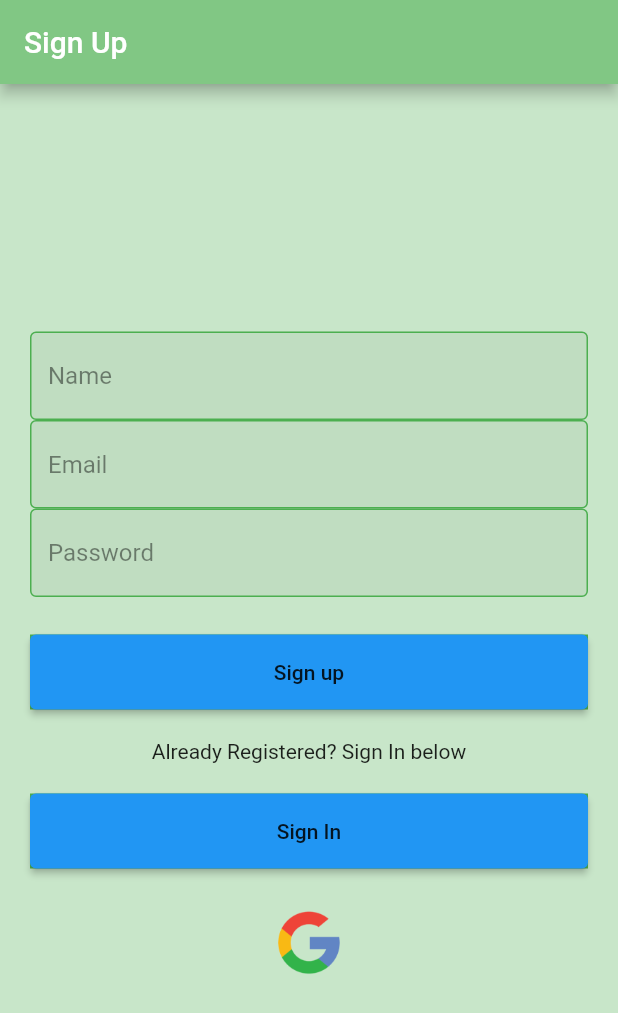
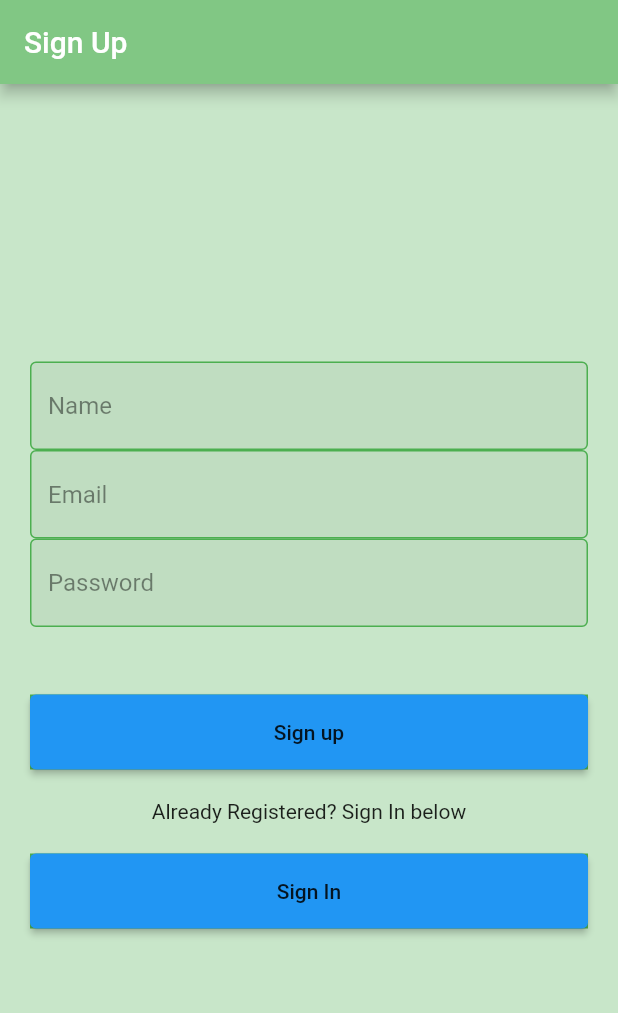
Before and after one commit to Rahul2570089/ChatApp, a Flutter app: the screen it shows after launch, after a tap on "Sign in", after a tap on "Sign up", on a phone screen of 412 x 824 dp. Shown: the top 1013 px of the screen. Run offline on Flutter 3.47's test engine with Material 2 defaults, Android fonts, the phone set to English and light mode, and no system bars; our stand-ins replace cloud_firestore, firebase_auth, firebase_core, fluttertoast, google_sign_in, shared_preferences; accounts and stored records are empty.

Commit message:
Files edited

```diff
--- a/lib/Home/conversation_screen.dart
+++ b/lib/Home/conversation_screen.dart
@@ -102,7 +102,6 @@ class _ConversationScreenState extends State<ConversationScreen> {
                           sendMessages();
                         },
                         backgroundColor: Colors.greenAccent,
-                        elevation: 0.0,
                       ),
                     ),
                   ],
--- a/lib/Home/mainscreen.dart
+++ b/lib/Home/mainscreen.dart
@@ -75,6 +75,7 @@ class _HomeScreenState extends State<HomeScreen> {
                 ),
               onTap: () {
                 authMethod.signout();
+                helpermethod.saveuserloggedinsharedpreference(false);
                 Navigator.pushReplacement(context, MaterialPageRoute(builder: (context) =>const Authenticate()));
               }
               )
--- a/lib/Home/signin.dart
+++ b/lib/Home/signin.dart
@@ -2,6 +2,7 @@
 
 import 'package:cloud_firestore/cloud_firestore.dart';
 import 'package:flutter/material.dart';
+import 'package:fluttertoast/fluttertoast.dart';
 import 'package:mychatapp/helper/helper.dart';
 import 'package:mychatapp/services/auth.dart';
 import 'package:mychatapp/services/database.dart';
@@ -25,6 +26,7 @@ class _SignInState extends State<SignIn> {
   TextEditingController passwordEditer = TextEditingController();
   final AuthMethod authmethod = AuthMethod();
   QuerySnapshot? snapshot;
+
 
   InputDecoration textdecoration(String hint) {
     return InputDecoration(
@@ -72,6 +74,21 @@ class _SignInState extends State<SignIn> {
                       decoration: textdecoration("Password"),
                     ),
                     const SizedBox(height: 18,),
+                    GestureDetector(
+                    onTap: () {
+                      if(emailTextEditer.text.isNotEmpty) {
+                        AuthMethod().resetpassword(emailTextEditer.text);
+                        Fluttertoast.showToast(msg: "Email sent");
+                      }
+                      else {
+                        Fluttertoast.showToast(msg: "PLease enter email");
+                      }
+                    },
+                    child: const Text("Forgot Password?",
+                    style: TextStyle(
+                      decoration: TextDecoration.underline
+                    ),)
+                  ),
                     const SizedBox(height: 25,),
                     Container(
                       color: Colors.green,
@@ -123,14 +140,14 @@ class _SignInState extends State<SignIn> {
                         ),
                     ),
                     const SizedBox(height: 20,),
-                    GestureDetector(
-                      onTap: null,
-                      child: SizedBox(
-                        height: 60,
-                        width: 70,
-                        child: Image.asset("assets/gicon.png")
-                      ),
-                    ),
+                    // GestureDetector(
+                    //   onTap: null,
+                    //   child: SizedBox(
+                    //     height: 60,
+                    //     width: 70,
+                    //     child: Image.asset("assets/gicon.png")
+                    //   ),
+                    // ),
                   ],
                 ),
                 )
--- a/lib/Home/signup.dart
+++ b/lib/Home/signup.dart
@@ -22,7 +22,6 @@ class _SignUpState extends State<SignUp> {
   bool loading = false;
   final AuthMethod authmethod = AuthMethod();
   DataBaseMethods dataBaseMethods = DataBaseMethods();
-
 
   InputDecoration textdecoration(String hint) {
     return InputDecoration(
@@ -72,6 +71,7 @@ class _SignUpState extends State<SignUp> {
                     obscureText: true,
                     decoration: textdecoration("Password"),
                   ),
+                  const SizedBox(height: 20,),
                   const SizedBox(height: 25,),
                   Container(
                     color: Colors.green,
@@ -79,7 +79,6 @@ class _SignUpState extends State<SignUp> {
                     width: MediaQuery.of(context).size.width,
                     child: ElevatedButton(
                       onPressed: () async {
-
 
                         if(check.currentState!.validate()) {
                           Map<String,String> userMap = {
@@ -118,14 +117,14 @@ class _SignUpState extends State<SignUp> {
                     ),
                   ),
                   const SizedBox(height: 20,),
-                  GestureDetector(
-                    onTap: null,
-                    child: SizedBox(
-                      height: 60,
-                      width: 70,
-                      child: Image.asset("assets/gicon.png")
-                    ),
-                  ),
+                  // GestureDetector(
+                  //   onTap: null,
+                  //   child: SizedBox(
+                  //     height: 60,
+                  //     width: 70,
+                  //     child: Image.asset("assets/gicon.png")
+                  //   ),
+                  // ),
                 ],
               ),
             ),
--- a/pubspec.yaml
+++ b/pubspec.yaml
@@ -33,6 +33,7 @@ dependencies:
   firebase_core: ^1.10.6
   fluttertoast: ^8.0.8
   shared_preferences: ^2.0.11
+  google_sign_in: ^5.2.3
 
 dev_dependencies:
   flutter_test:
```
Also changed, not shown: lib/services/google_signin.dart (added, +28 -0 lines), pubspec.lock, 1 other file.
